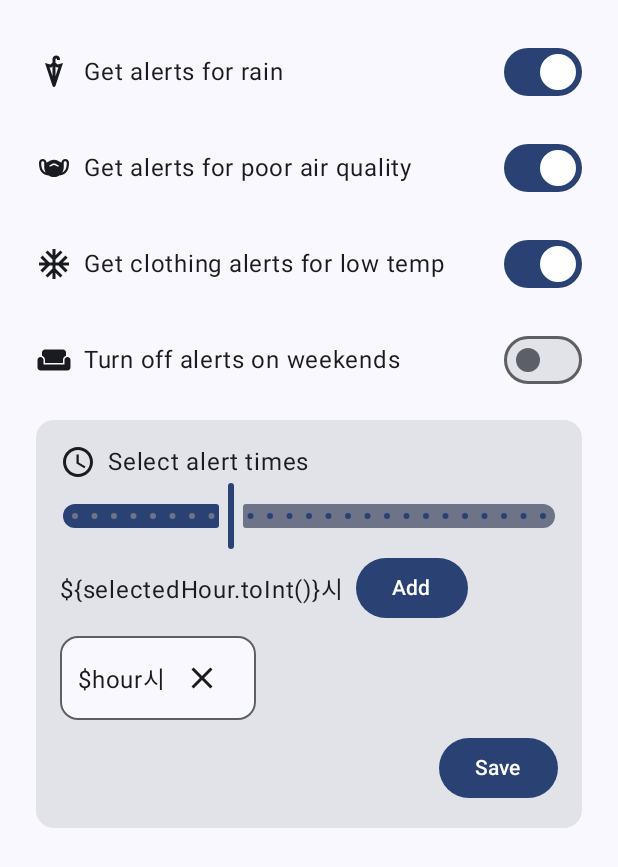
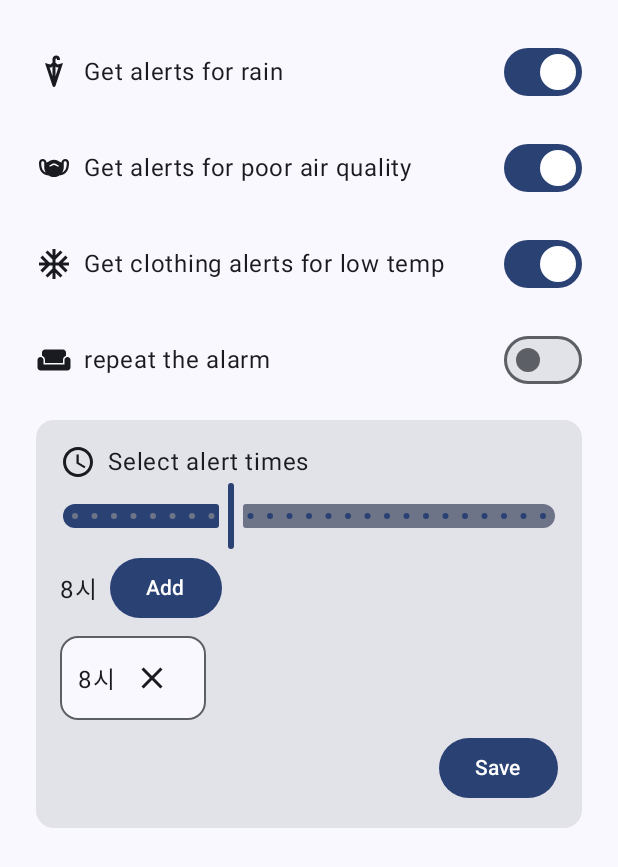
Before and after one commit to JaeYunChung/android-weather-notification-service, an Android app built with Jetpack Compose: the composable NotificationSettingsScreen shown on its own in the app's theme, after a tap on "Add", on a phone screen of 412 x 824 dp. Shown: the top 867 px of the screen. Run offline under Robolectric (Android 15) with nearby library versions, the phone set to English and light mode, and no system bars.

Commit message:
improve time ui

```diff
--- a/app/src/main/java/com/example/weather_notification_service/setting_screen/CustomSettingScreen.kt
+++ b/app/src/main/java/com/example/weather_notification_service/setting_screen/CustomSettingScreen.kt
@@ -35,6 +35,7 @@ import kotlinx.coroutines.launch
 
 val memberId = "hello"
 
+@OptIn(ExperimentalLayoutApi::class)
 @Composable
 fun NotificationSettingsScreen() {
 
@@ -144,7 +145,7 @@ fun NotificationSettingsScreen() {
             }
         }
         SettingRow(
-            label = "Turn off alerts on weekends",
+            label = "repeat the alarm",
             icon = Icons.Default.Weekend,
             checked = weekendOff,
             onToggle = { weekendOff = it }
@@ -170,7 +171,7 @@ fun NotificationSettingsScreen() {
                     steps = 23
                 )
                 Row(verticalAlignment = Alignment.CenterVertically) {
-                    Text("${'$'}{selectedHour.toInt()}시")
+                    Text("${selectedHour.toInt()}시")
                     Spacer(modifier = Modifier.width(8.dp))
                     Button(onClick = {
                         val hour = selectedHour.toInt()
@@ -192,7 +193,7 @@ fun NotificationSettingsScreen() {
                                 verticalAlignment = Alignment.CenterVertically,
                                 modifier = Modifier.padding(horizontal = 12.dp, vertical = 4.dp)
                             ) {
-                                Text("${'$'}hour시")
+                                Text("${hour}시")
                                 IconButton(onClick = { alertTimes = alertTimes - hour }) {
                                     Icon(Icons.Default.Close, contentDescription = "Remove")
                                 }
```
